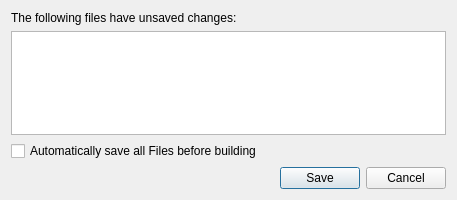
Old version of the form src/plugins/coreplugin/dialogs/saveitemsdialog.ui in the repository qt-creator/qt-creator.
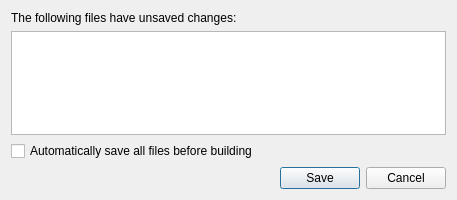
New version of the form.

The edit to the form file:
```diff
--- a/src/plugins/coreplugin/dialogs/saveitemsdialog.ui
+++ b/src/plugins/coreplugin/dialogs/saveitemsdialog.ui
@@ -59,7 +59,7 @@
    <item>
     <widget class="QCheckBox" name="saveBeforeBuildCheckBox">
      <property name="text">
-      <string>Automatically save all Files before building</string>
+      <string>Automatically save all files before building</string>
      </property>
     </widget>
    </item>
```
